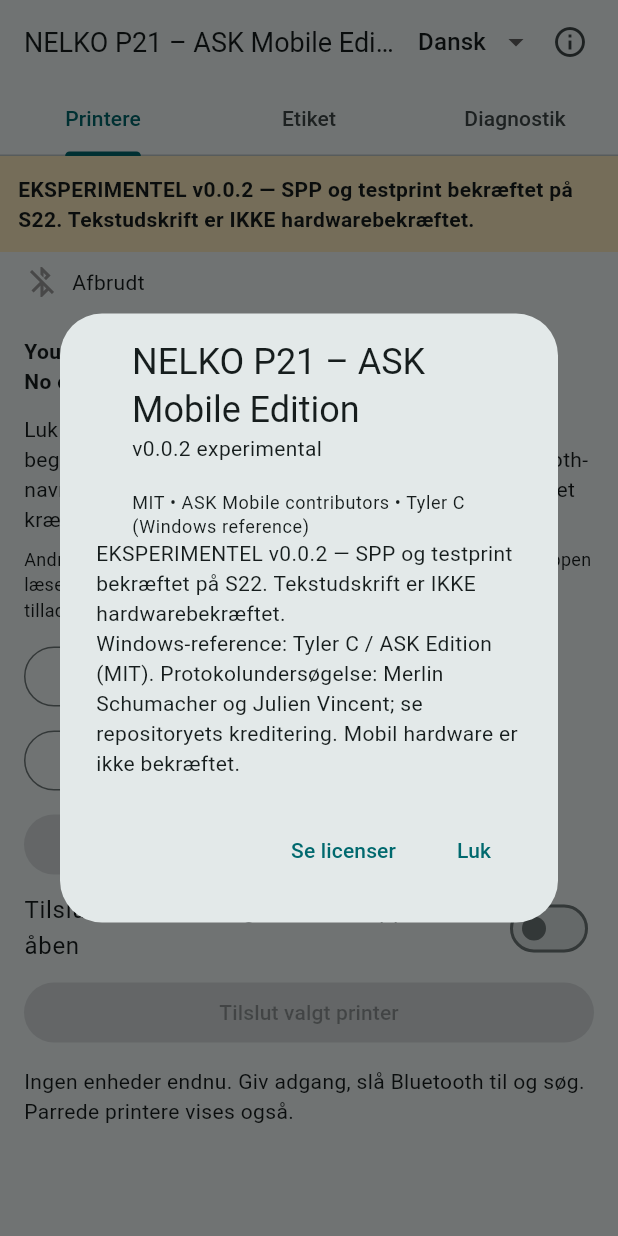
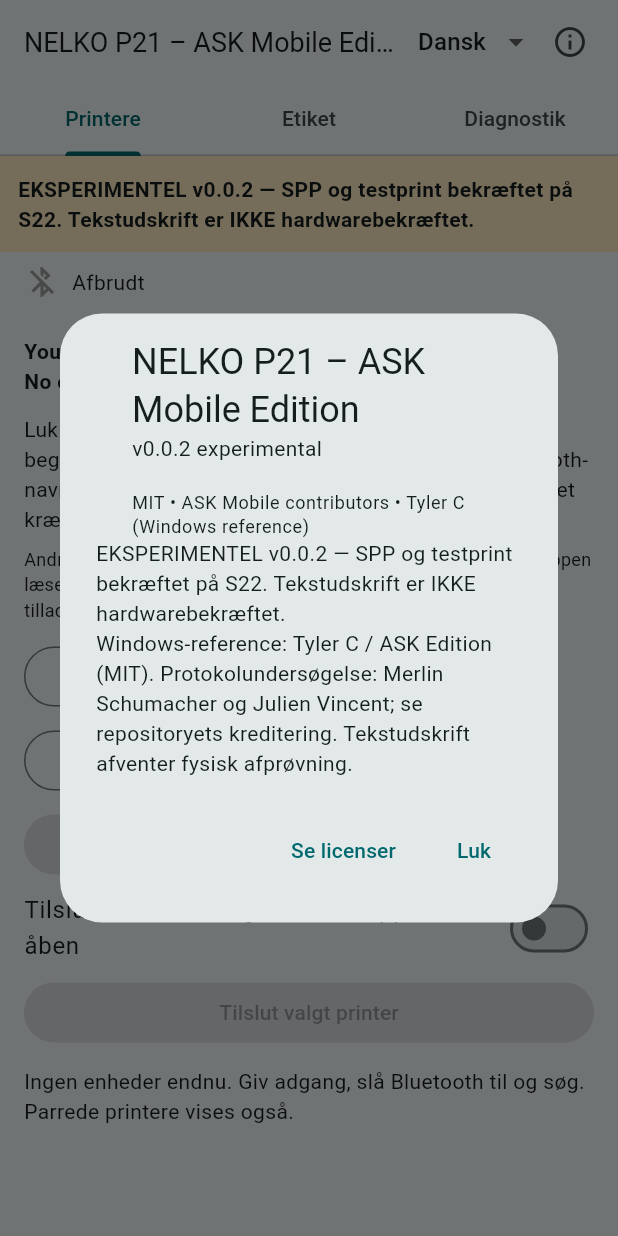
Before and after one commit to allan-stampe/nelko-p21-ask-mobile, a Flutter app: the screen it shows after launch, after a tap on "Tilslut automatisk igen, mens appen er å", after a tap on the "info outline" icon, on a phone screen of 412 x 824 dp. Run offline on Flutter 3.47's test engine with Material 3 defaults, Android fonts, the phone set to English and light mode, and no system bars.

Commit message:
Align About credits with confirmed S22 baseline and pending text test

```diff
--- a/lib/i18n.dart
+++ b/lib/i18n.dart
@@ -12,7 +12,7 @@ class Labels {
     'printLabel': 'Print label (one copy)',
     'textHardwareTest': 'Preview uses the exact monochrome printer bitmap. Text orientation, margins and Danish letters still need physical validation in v0.0.2.',
 
-    'about': 'About / licenses', 'credits': 'Windows reference: Tyler C / ASK Edition (MIT). Protocol research: Merlin Schumacher and Julien Vincent; see repository notices. No mobile hardware confirmation.',
+    'about': 'About / licenses', 'credits': 'Windows reference: Tyler C / ASK Edition (MIT). Protocol research: Merlin Schumacher and Julien Vincent; see repository notices. Custom text output still awaits physical validation.',
     'title': 'NELKO P21 – ASK Mobile Edition', 'printers': 'Printers', 'diagnostics': 'Diagnostics',
     'experimental': 'EXPERIMENTAL v0.0.2 — SPP and test print confirmed on S22. Custom text printing is NOT hardware-confirmed.',
     'slogan': 'Your printer. Your labels. Your data.\nNo cloud. No account. Just print.',
@@ -51,7 +51,7 @@ class Labels {
     'printLabel': 'Udskriv etiket (ét eksemplar)',
     'textHardwareTest': 'Visningen bruger præcis printerens sort/hvide bitmap. Retning, margener og danske tegn skal stadig afprøves fysisk i v0.0.2.',
 
-    'about': 'Om / licenser', 'credits': 'Windows-reference: Tyler C / ASK Edition (MIT). Protokolundersøgelse: Merlin Schumacher og Julien Vincent; se repositoryets kreditering. Mobil hardware er ikke bekræftet.',
+    'about': 'Om / licenser', 'credits': 'Windows-reference: Tyler C / ASK Edition (MIT). Protokolundersøgelse: Merlin Schumacher og Julien Vincent; se repositoryets kreditering. Tekstudskrift afventer fysisk afprøvning.',
     'printers': 'Printere', 'diagnostics': 'Diagnostik',
     'experimental': 'EKSPERIMENTEL v0.0.2 — SPP og testprint bekræftet på S22. Tekstudskrift er IKKE hardwarebekræftet.',
     'idle': 'Klar', 'permission': 'Bluetooth-tilladelse mangler', 'bluetoothOff': 'Bluetooth er slået fra',
```
